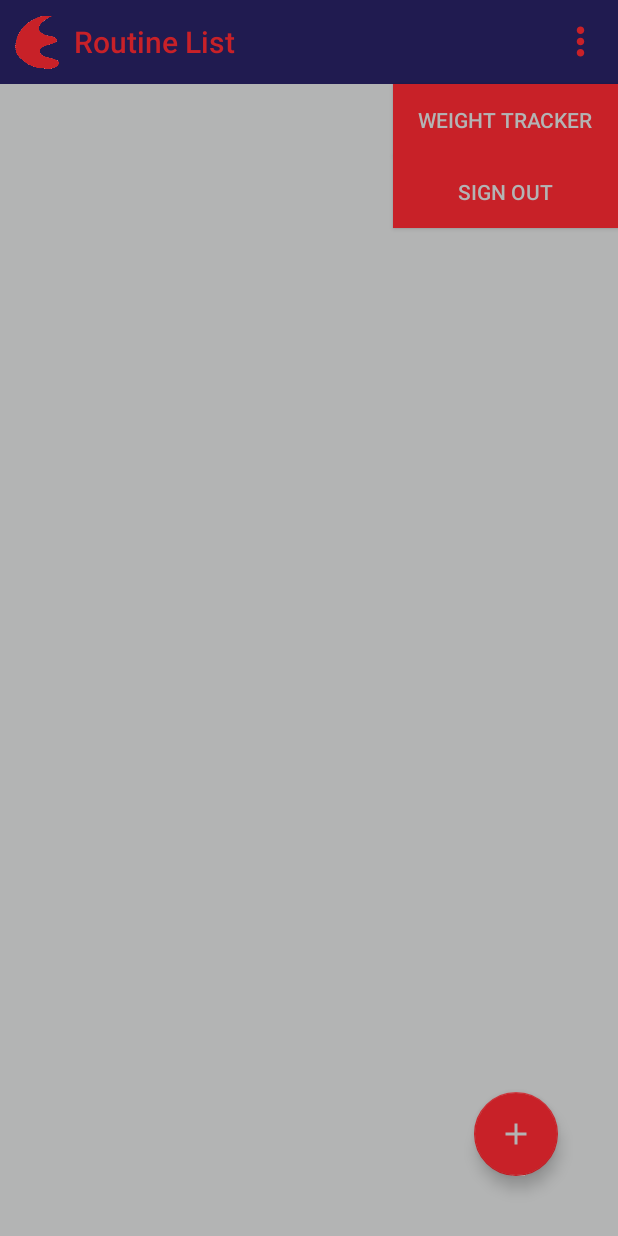
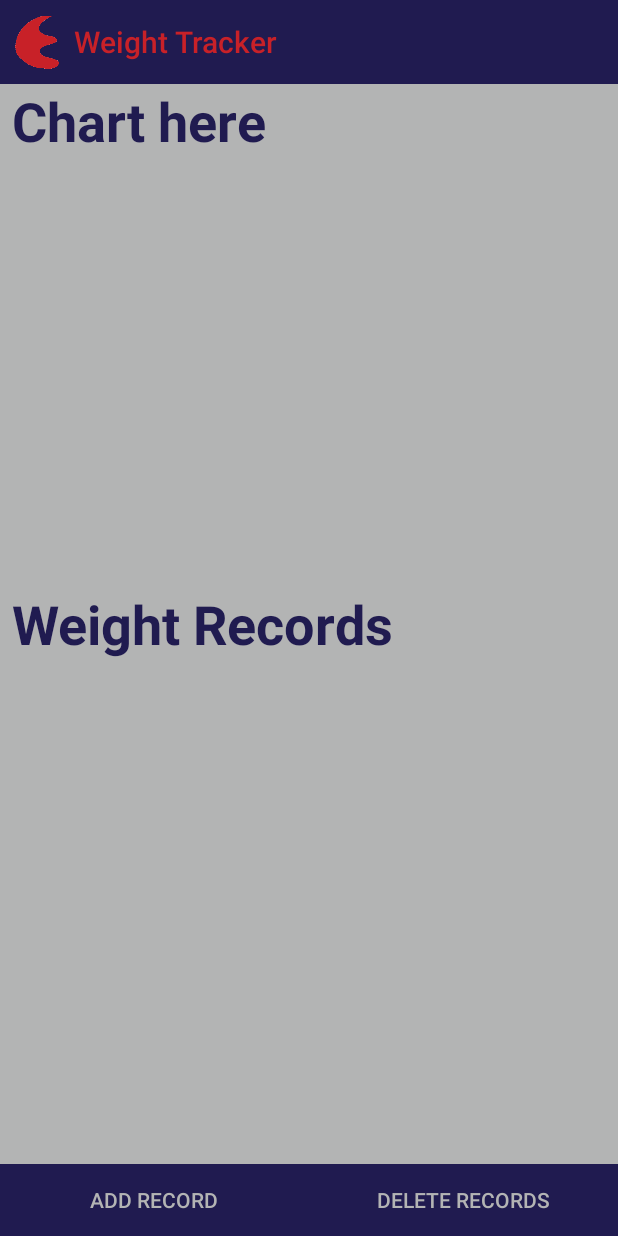
Before and after one commit to jtennies10/CalisthenicStrengthSystem, an Android app: the RoutineListActivity screen opened directly, with no data from a screen before it, after a tap on "WEIGHT TRACKER", on a phone screen of 412 x 824 dp. Run offline under Robolectric (Android 15) with nearby library versions, the phone set to English and light mode, and no system bars; our stand-ins replace Room's generated code; libraries missing offline, so code that uses them is left out: android.arch.persistence; 2 other taps on this screen came first.

Commit message:
Basic Weight Tracker design

```diff
--- a/app/src/main/AndroidManifest.xml
+++ b/app/src/main/AndroidManifest.xml
@@ -9,7 +9,8 @@
         android:roundIcon="@drawable/logo"
         android:supportsRtl="true"
         android:theme="@style/AppTheme">
-        <activity android:name=".ExerciseDescriptionActivity"></activity>
+        <activity android:name=".WeightTrackerActivity"></activity>
+        <activity android:name=".ExerciseDescriptionActivity" />
         <activity android:name=".RoutineDescriptionActivity" />
         <activity android:name=".NewExerciseActivity" />
         <activity android:name=".ExerciseListActivity" />
--- a/app/src/main/java/tenniescorp/fitness/calisthenicstrengthsystem/RoutineListActivity.java
+++ b/app/src/main/java/tenniescorp/fitness/calisthenicstrengthsystem/RoutineListActivity.java
@@ -67,6 +67,12 @@ public class RoutineListActivity extends AppCompatActivity {
 
         });
 
+        Button weightTrackerBtn = findViewById(R.id.weight_tracker_button);
+        Button signOutBtn = findViewById(R.id.sign_out_button);
+
+        weightTrackerBtn.setVisibility(View.GONE);
+        signOutBtn.setVisibility(View.GONE);
+
     }
 
     public void onActivityResult(int requestCode, int resultCode, Intent data) {
@@ -111,6 +117,8 @@ public class RoutineListActivity extends AppCompatActivity {
     }
 
     public void startWeightTracker(View view) {
+        Intent intent = new Intent(this, WeightTrackerActivity.class);
+        startActivity(intent);
     }
 
     public void signOut(View view) {
--- /dev/null
+++ b/app/src/main/java/tenniescorp/fitness/calisthenicstrengthsystem/WeightTrackerActivity.java
@@ -0,0 +1,13 @@
+package tenniescorp.fitness.calisthenicstrengthsystem;
+
+import android.support.v7.app.AppCompatActivity;
+import android.os.Bundle;
+
+public class WeightTrackerActivity extends AppCompatActivity {
+
+    @Override
+    protected void onCreate(Bundle savedInstanceState) {
+        super.onCreate(savedInstanceState);
+        setContentView(R.layout.activity_weight_tracker);
+    }
+}
--- a/app/src/main/res/drawable/ic_more_vert_black_30dp.xml
+++ b/app/src/main/res/drawable/ic_more_vert_black_30dp.xml
@@ -1,4 +1,4 @@
-<vector android:height="30dp" android:viewportHeight="24.0"
-    android:viewportWidth="24.0" android:width="30dp" xmlns:android="http://schemas.android.com/apk/res/android">
+<vector android:height="36dp" android:viewportHeight="24.0"
+    android:viewportWidth="24.0" android:width="36dp" xmlns:android="http://schemas.android.com/apk/res/android">
     <path android:fillColor="@color/colorAccent" android:pathData="M12,8c1.1,0 2,-0.9 2,-2s-0.9,-2 -2,-2 -2,0.9 -2,2 0.9,2 2,2zM12,10c-1.1,0 -2,0.9 -2,2s0.9,2 2,2 2,-0.9 2,-2 -0.9,-2 -2,-2zM12,16c-1.1,0 -2,0.9 -2,2s0.9,2 2,2 2,-0.9 2,-2 -0.9,-2 -2,-2z"/>
 </vector>
--- a/app/src/main/res/layout/activity_exercise_description.xml
+++ b/app/src/main/res/layout/activity_exercise_description.xml
@@ -37,7 +37,7 @@
         android:id="@+id/exercise_description_name"
         android:layout_width="match_parent"
         android:layout_height="wrap_content"
-        style="@style/routine_name"/>
+        style="@style/title_format"/>
 
     <ScrollView
         android:id="@+id/exercise_description_desc_scrollview"
--- a/app/src/main/res/layout/activity_routine_description.xml
+++ b/app/src/main/res/layout/activity_routine_description.xml
@@ -58,7 +58,7 @@
             android:id="@+id/routine_description_name"
             android:layout_width="match_parent"
             android:layout_height="wrap_content"
-            style="@style/routine_name"/>
+            style="@style/title_format"/>
 
         <ScrollView
             android:id="@+id/routine_description_desc_scrollview"
@@ -81,7 +81,7 @@
         <TextView
             android:layout_width="match_parent"
             android:layout_height="wrap_content"
-            style="@style/routine_name"
+            style="@style/title_format"
             android:text="@string/routine_exercises"
             android:textSize="36sp"/>
 
--- a/app/src/main/res/layout/activity_routine_list.xml
+++ b/app/src/main/res/layout/activity_routine_list.xml
@@ -50,6 +50,18 @@
     </android.support.v7.widget.Toolbar>
 
     <Button
+        android:id="@+id/weight_tracker_button"
+        android:layout_width="150dp"
+        android:layout_height="wrap_content"
+        android:layout_below="@id/routine_list_toolbar"
+        android:layout_alignParentEnd="true"
+        android:text="@string/weight_tracker"
+        style="@style/button_style"
+        android:background="@color/colorAccent"
+        android:visibility="gone"
+        android:onClick="startWeightTracker"/>
+
+    <Button
         android:id="@+id/sign_out_button"
         android:layout_width="150dp"
         android:layout_height="wrap_content"
@@ -61,17 +73,7 @@
         android:visibility="gone"
         android:onClick="signOut"/>
 
-    <Button
-        android:id="@+id/weight_tracker_button"
-        android:layout_width="150dp"
-        android:layout_height="wrap_content"
-        android:layout_below="@id/routine_list_toolbar"
-        android:layout_alignParentEnd="true"
-        android:text="@string/weight_tracker"
-        style="@style/button_style"
-        android:background="@color/colorAccent"
-        android:visibility="gone"
-        android:onClick="startWeightTracker"/>
+
 
 
     <include layout="@layout/list_content"
--- a/app/src/main/res/layout/activity_new_routine.xml
+++ b/app/src/main/res/layout/activity_weight_tracker.xml
@@ -1,14 +1,16 @@
 <?xml version="1.0" encoding="utf-8"?>
-
-<LinearLayout xmlns:android="http://schemas.android.com/apk/res/android"
-    xmlns:app="http://schemas.android.com/apk/res-auto"
-    android:orientation="vertical"
+<LinearLayout
     android:layout_width="match_parent"
     android:layout_height="match_parent"
-    android:background="@color/colorPrimaryDark">
+    xmlns:android="http://schemas.android.com/apk/res/android"
+    xmlns:app="http://schemas.android.com/apk/res-auto"
+    android:background="@color/colorPrimaryDark"
+    android:orientation="vertical"
+    android:fitsSystemWindows="true">
+
 
     <android.support.v7.widget.Toolbar
-        android:id="@+id/new_routine_toolbar"
+        android:id="@+id/routine_list_toolbar"
         android:layout_width="match_parent"
         android:layout_height="?attr/actionBarSize"
         style="@style/toolbar_style"
@@ -25,71 +27,58 @@
             android:layout_margin="0dp"/>
 
         <TextView
-            android:id="@+id/routine_header"
             android:layout_width="wrap_content"
             android:layout_height="wrap_content"
-            android:text="@string/app_name_short"
+            android:text="@string/weight_tracker"
             style="@style/toolbar_title_style"/>
 
     </android.support.v7.widget.Toolbar>
 
-    <EditText
-        android:id="@+id/new_routine_name"
+    <TextView
         android:layout_width="match_parent"
-        android:layout_height="wrap_content"
-        android:hint="@string/new_routine_name"
-        android:textColorHint="@color/colorPrimary"
-        android:textColor="@color/colorPrimary"
-        android:backgroundTint="@color/colorAccent"
-        android:inputType="textAutoComplete"
-        android:textSize="18sp" />
-
-    <EditText
-        android:id="@+id/new_routine_description"
-        android:layout_width="match_parent"
-        android:layout_height="wrap_content"
-        android:hint="@string/new_routine_description"
-        android:textColorHint="@color/colorPrimary"
-        android:textColor="@color/colorPrimary"
-        android:backgroundTint="@color/colorAccent"
-        android:inputType="textAutoComplete"
-        android:textSize="18sp" />
+        android:layout_height="0dp"
+        android:layout_weight="1"
+        style="@style/title_format"
+        android:text="Chart here"
+        android:textSize="36sp"/>
 
     <TextView
         android:layout_width="match_parent"
         android:layout_height="wrap_content"
-        style="@style/routine_name"
-        android:text="@string/routine_exercises"
+        style="@style/title_format"
+        android:text="@string/weight_records"
         android:textSize="36sp"/>
 
+
     <include layout="@layout/list_content"
-        android:id="@+id/new_routine_exercise_list"
+        android:id="@+id/weight_tracker_record_list"
         android:layout_height="0dp"
         android:layout_width="match_parent"
         android:layout_weight="1"/>
-
 
     <LinearLayout
         android:layout_width="match_parent"
         android:layout_height="wrap_content">
 
         <Button
-            android:id="@+id/new_routine_add_button"
+            android:id="@+id/weight_tracker_add_record_button"
             android:layout_width="0dp"
             android:layout_height="wrap_content"
             android:layout_weight="1"
             style="@style/button_style"
-            android:text="@string/new_routine_add_exercises"/>
+            android:text="@string/add_record"/>
 
         <Button
-            android:id="@+id/new_routine_save_button"
+            android:id="@+id/weight_tracker_delete_records_button"
             android:layout_width="0dp"
             android:layout_height="wrap_content"
             android:layout_weight="1"
             style="@style/button_style"
-            android:text="@string/new_routine_save_button" />
+            android:text="@string/delete_records" />
 
 
     </LinearLayout>
 
+
+
 </LinearLayout>
--- a/app/src/main/res/values/strings.xml
+++ b/app/src/main/res/values/strings.xml
@@ -49,6 +49,9 @@
     <string name="delete">delete</string>
     <string name="sign_out">Sign Out</string>
     <string name="weight_tracker">Weight Tracker</string>
+    <string name="add_record">Add Record</string>
+    <string name="delete_records">Delete Records</string>
+    <string name="weight_records">Weight Records</string>
 
     <string-array name="exercise_array">
         <item>Pull Up – The traditional pull up! Grab an overhanging bar or structure palms with your palms facing away from you and pull yourself up to the bar using your back muscles. Control the movement on the way down.</item>
--- a/app/src/main/res/values/styles.xml
+++ b/app/src/main/res/values/styles.xml
@@ -26,7 +26,7 @@
         <item name="android:paddingLeft">8dp</item>
     </style>
 
-    <style name="routine_name">
+    <style name="title_format">
         <item name="android:layout_width">match_parent</item>
         <item name="android:layout_height">26dp</item>
         <item name="android:textSize">44sp</item>
```
